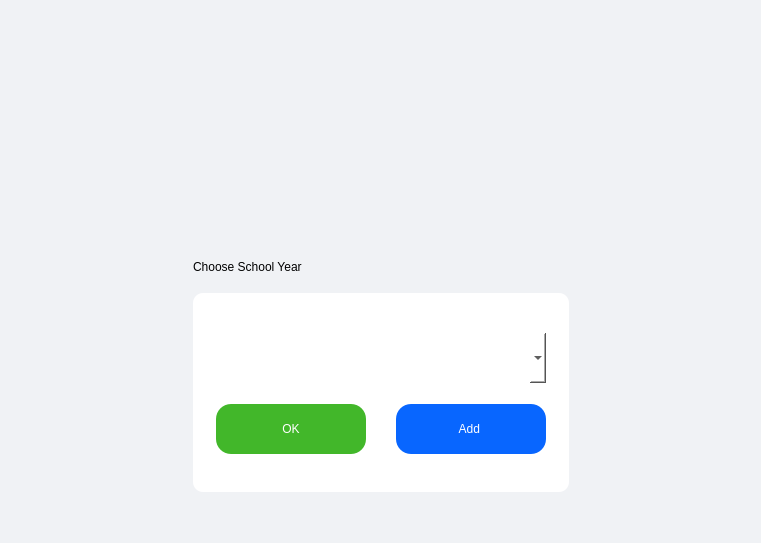
Old version of the form LMS Qt Project/Moodle/staffsideview.ui in the repository Nakuehe/Group_4.
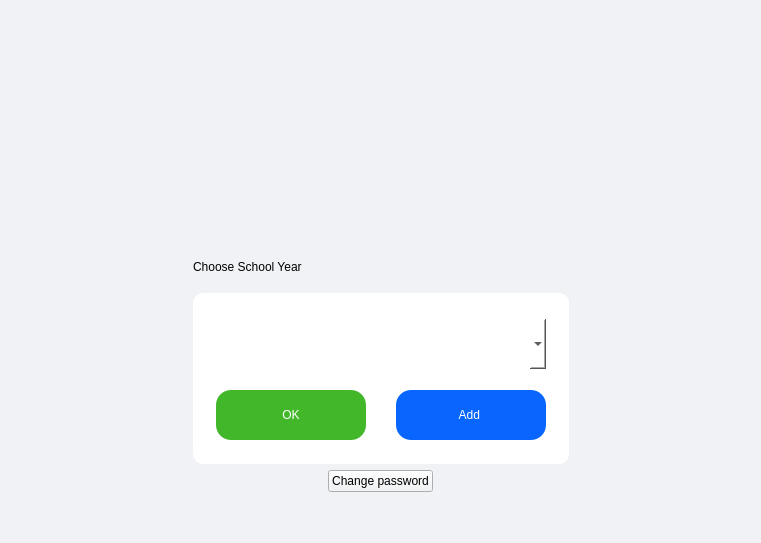
New version of the form. Icons and pictures are not drawn.

The edit to the form file:
```diff
--- a/LMS Qt Project/Moodle/staffsideview.ui
+++ b/LMS Qt Project/Moodle/staffsideview.ui
@@ -276,6 +276,43 @@
          </item>
         </layout>
        </item>
+       <item>
+        <layout class="QHBoxLayout" name="horizontalLayout_4">
+         <item>
+          <spacer name="horizontalSpacer_5">
+           <property name="orientation">
+            <enum>Qt::Horizontal</enum>
+           </property>
+           <property name="sizeHint" stdset="0">
+            <size>
+             <width>40</width>
+             <height>20</height>
+            </size>
+           </property>
+          </spacer>
+         </item>
+         <item>
+          <widget class="QPushButton" name="changePasswordButton">
+           <property name="text">
+            <string>Change password</string>
+           </property>
+          </widget>
+         </item>
+         <item>
+          <spacer name="horizontalSpacer_4">
+           <property name="orientation">
+            <enum>Qt::Horizontal</enum>
+           </property>
+           <property name="sizeHint" stdset="0">
+            <size>
+             <width>40</width>
+             <height>20</height>
+            </size>
+           </property>
+          </spacer>
+         </item>
+        </layout>
+       </item>
        <item>
         <spacer name="verticalSpacer_5">
          <property name="orientation">
```
